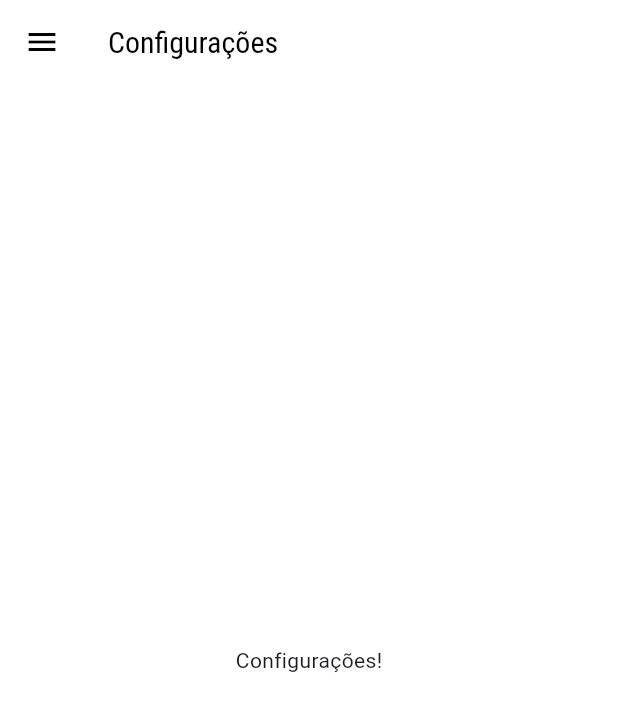
After one commit to anabellypassos/app_comidas, a Flutter app: the SettingsScreen screen opened directly, on a phone screen of 412 x 824 dp. The commit adds this screen. Shown: the top 711 px of the screen. Run offline on Flutter 3.47's test engine with Material 3 defaults, Android fonts, the phone set to English and light mode, and no system bars.

Commit message:
substituição de telas

```diff
--- a/lib/main.dart
+++ b/lib/main.dart
@@ -31,7 +31,7 @@
             ),
       ),
       routes: {
-        AppRoutes.home: (ctx) =>  const TabsScreen(),
+        AppRoutes.HOME: (ctx) =>  const TabsScreen(),
         AppRoutes.categoriesMeals: (ctx) => const CategoriesMealsScreen(),
         AppRoutes.mealDetail: (ctx) => const MealDetailScreen(),
       },
--- /dev/null
+++ b/lib/screens/settings_screen.dart
@@ -0,0 +1,20 @@
+import 'package:flutter/material.dart';
+import '../components/main_drawer.dart';
+
+
+class SettingsScreen extends StatelessWidget {
+  const SettingsScreen({super.key});
+
+  @override
+  Widget build(BuildContext context) {
+    return Scaffold(
+      appBar: AppBar(
+        title: const Text('Configurações'),
+      ),
+      drawer: const MainDrawer(),
+      body: const Center(
+        child: Text('Configurações!'),
+      ),
+    );
+  }
+}
--- a/lib/utils/app_routes.dart
+++ b/lib/utils/app_routes.dart
@@ -1,5 +1,7 @@
 class AppRoutes {
-  static const home = '/';
+  static const HOME = '/';
   static const categoriesMeals = '/categories-meals';
   static const mealDetail = '/metal-detail';
+    static const SETTINGS = '/settings';
+
 }
```
Also changed, not shown: lib/components/main_drawer.dart (+14 -4 lines).
